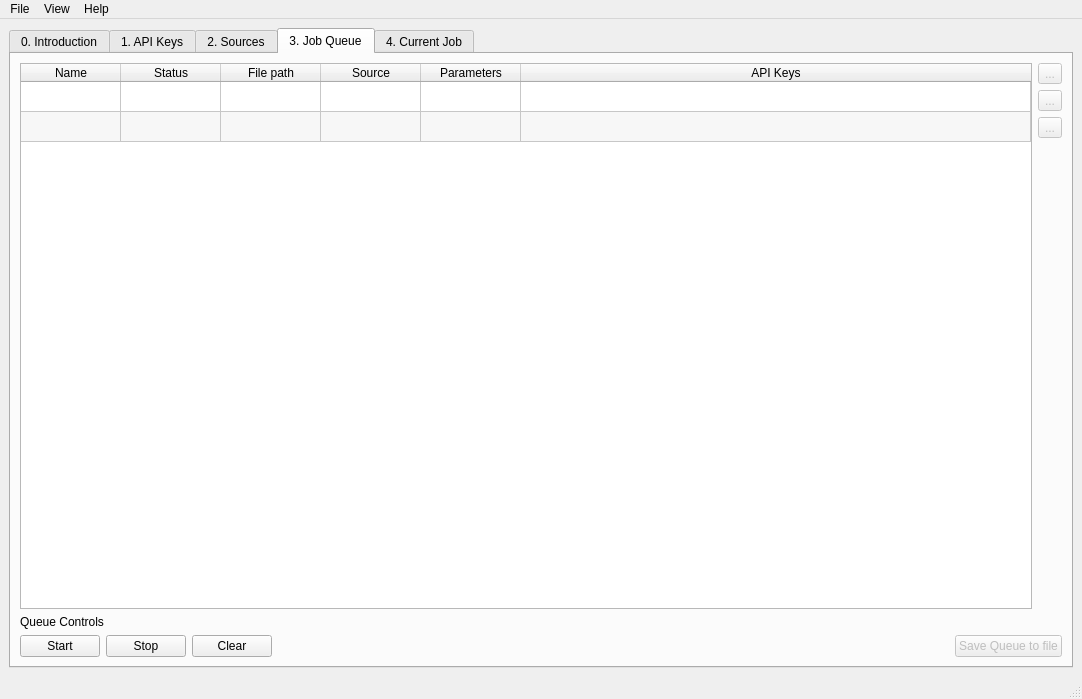
Old version of the form ui/mainwindow.ui in the repository ScriptSmith/reaper.
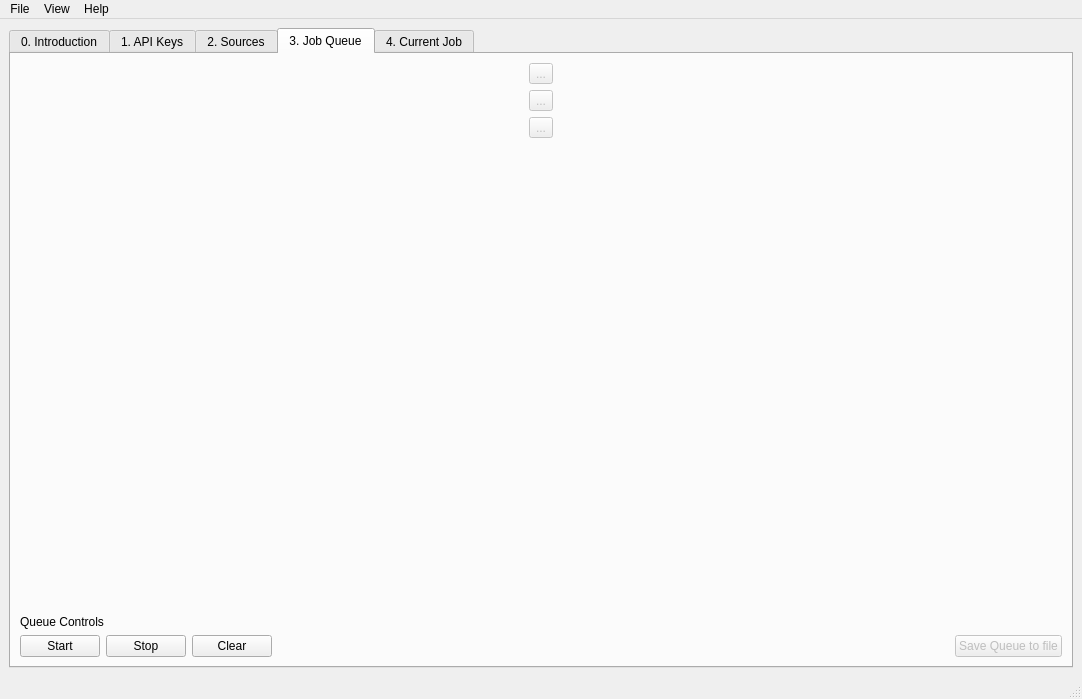
New version of the form. Icons and pictures are not drawn.

Commit message: simple queue display

Diff of the .ui file:
```diff
--- a/ui/mainwindow.ui
+++ b/ui/mainwindow.ui
@@ -766,81 +766,7 @@
        </attribute>
        <layout class="QVBoxLayout" name="verticalLayout">
         <item>
-         <layout class="QHBoxLayout" name="horizontalLayout_3">
-          <item>
-           <widget class="QTableWidget" name="queueTable">
-            <property name="verticalScrollBarPolicy">
-             <enum>Qt::ScrollBarAsNeeded</enum>
-            </property>
-            <property name="horizontalScrollBarPolicy">
-             <enum>Qt::ScrollBarAsNeeded</enum>
-            </property>
-            <property name="showDropIndicator" stdset="0">
-             <bool>true</bool>
-            </property>
-            <property name="dragEnabled">
-             <bool>false</bool>
-            </property>
-            <property name="dragDropMode">
-             <enum>QAbstractItemView::NoDragDrop</enum>
-            </property>
-            <property name="alternatingRowColors">
-             <bool>true</bool>
-            </property>
-            <property name="selectionMode">
-             <enum>QAbstractItemView::SingleSelection</enum>
-            </property>
-            <property name="selectionBehavior">
-             <enum>QAbstractItemView::SelectRows</enum>
-            </property>
-            <attribute name="horizontalHeaderStretchLastSection">
-             <bool>true</bool>
-            </attribute>
-            <attribute name="verticalHeaderVisible">
-             <bool>false</bool>
-            </attribute>
-            <row>
-             <property name="text">
-              <string>Job 1</string>
-             </property>
-            </row>
-            <row>
-             <property name="text">
-              <string>Job 2</string>
-             </property>
-            </row>
-            <column>
-             <property name="text">
-              <string>Name</string>
-             </property>
-            </column>
-            <column>
-             <property name="text">
-              <string>Status</string>
-             </property>
-            </column>
-            <column>
-             <property name="text">
-              <string>File path</string>
-             </property>
-            </column>
-            <column>
-             <property name="text">
-              <string>Source</string>
-             </property>
-            </column>
-            <column>
-             <property name="text">
-              <string>Parameters</string>
-             </property>
-            </column>
-            <column>
-             <property name="text">
-              <string>API Keys</string>
-             </property>
-            </column>
-           </widget>
-          </item>
+         <layout class="QHBoxLayout" name="queueLayout">
           <item>
            <layout class="QVBoxLayout" name="queueTools">
             <item>
```
The commit also changes 3 other files.
